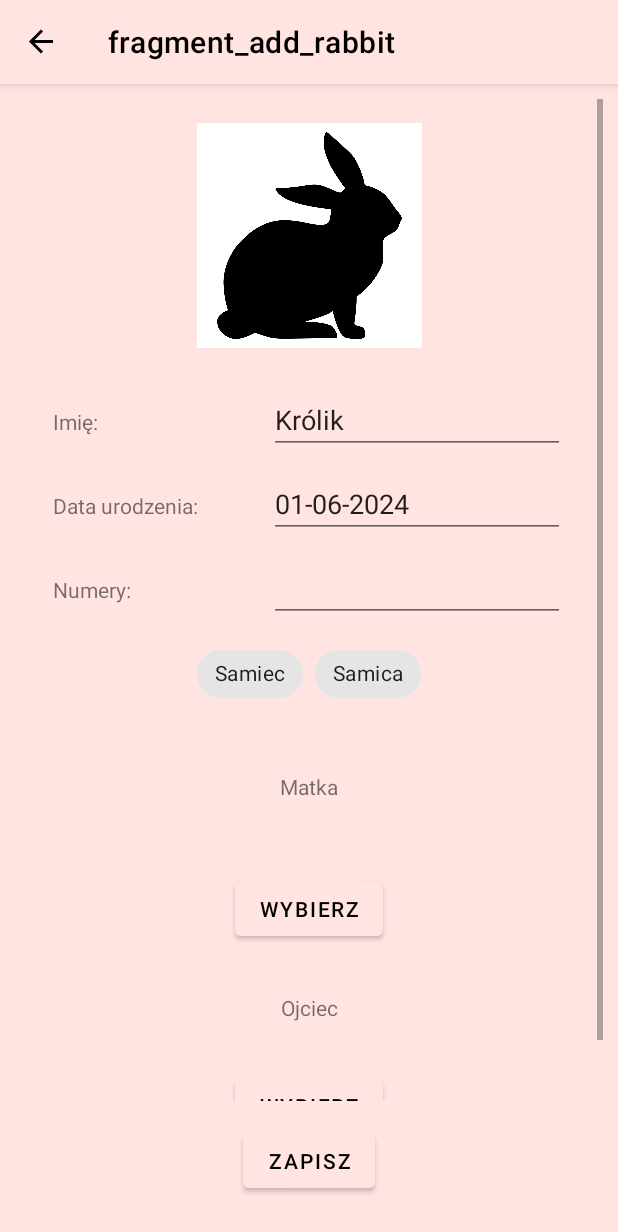
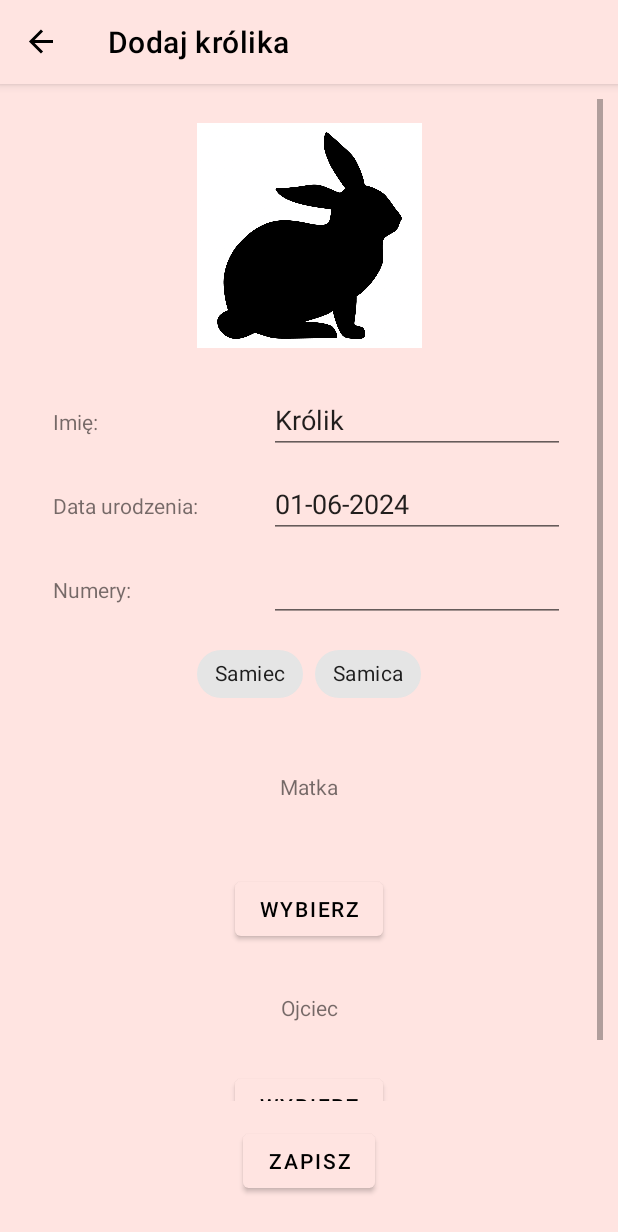
Before and after one commit to AgnieszkaKlobus12/RabbitApp, an Android app: the screen it shows after launch (MainActivity), after a tap on "Dodaj królika", on a phone screen of 412 x 824 dp. Shown: the top 1232 px of the screen. Run offline under Robolectric (Android 15) with nearby library versions, the light colour scheme and no system bars; our stand-ins replace Room's generated code, navigation-ui; 1 other tap on this screen came first.

Commit message:
Updated polish name labels

```diff
--- a/app/src/main/res/navigation/mobile_navigation.xml
+++ b/app/src/main/res/navigation/mobile_navigation.xml
@@ -38,7 +38,7 @@
     <fragment
         android:id="@+id/addRabbitFragment"
         android:name="com.example.rabbitapp.ui.mainTab.add.AddRabbitFragment"
-        android:label="fragment_add_rabbit"
+        android:label="@string/add_rabbit"
         tools:layout="@layout/fragment_add_rabbit">
         <action
             android:id="@+id/action_addRabbitFragment_to_navigation_home"
@@ -53,7 +53,7 @@
     <fragment
         android:id="@+id/addLitterFragment"
         android:name="com.example.rabbitapp.ui.mainTab.add.AddLitterFragment"
-        android:label="fragment_add_litter"
+        android:label="@string/add_litter"
         tools:layout="@layout/fragment_add_litter">
         <action
             android:id="@+id/action_addLitterFragment_to_navigation_home"
--- a/app/src/main/res/values/strings.xml
+++ b/app/src/main/res/values/strings.xml
@@ -1,13 +1,13 @@
 <resources>
     <string name="app_name">Aplikacja z królikami</string>
-    <string name="title_home">Home</string>
+    <string name="title_home">Strona główna</string>
     <string name="title_dashboard">Dashboard</string>
     <string name="title_notifications">Notifications</string>
     <string name="age">Wiek:</string>
     <string name="rabbit_list_title">Lista królików i miotów</string>
     <string name="open">Otwórz</string>
     <string name="close">Zamknij</string>
-    <string name="rabbit_picture">Rabbit picture</string>
+    <string name="rabbit_picture">Zdjęcie Królika</string>
     <!-- TODO: Remove or change this placeholder text -->
     <string name="hello_blank_fragment">Hello blank fragment</string>
     <string name="add_to_list">Dodaj</string>
```
